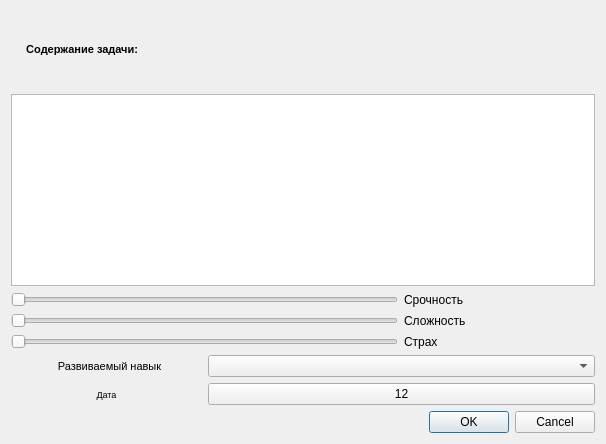
The window that itemeditor.ui (Unisbern/RPG_planner) describes before a commit, drawn with Qt 5.
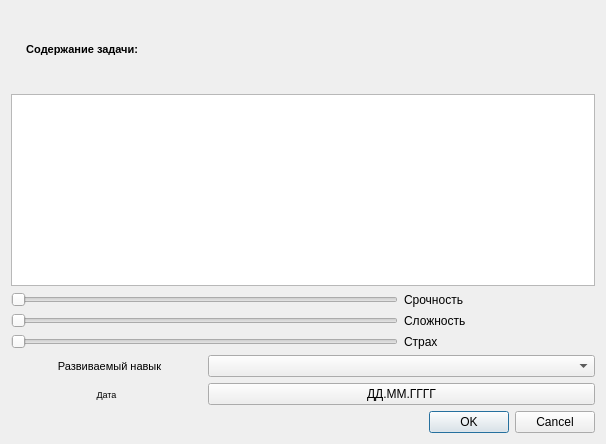
The same window after the commit.

Patch:
```diff
--- a/itemeditor.ui
+++ b/itemeditor.ui
@@ -79,7 +79,7 @@
      <item row="6" column="1" colspan="2">
       <widget class="QPushButton" name="buttonDate">
        <property name="text">
-        <string>12</string>
+        <string>ДД.ММ.ГГГГ</string>
        </property>
       </widget>
      </item>
```
